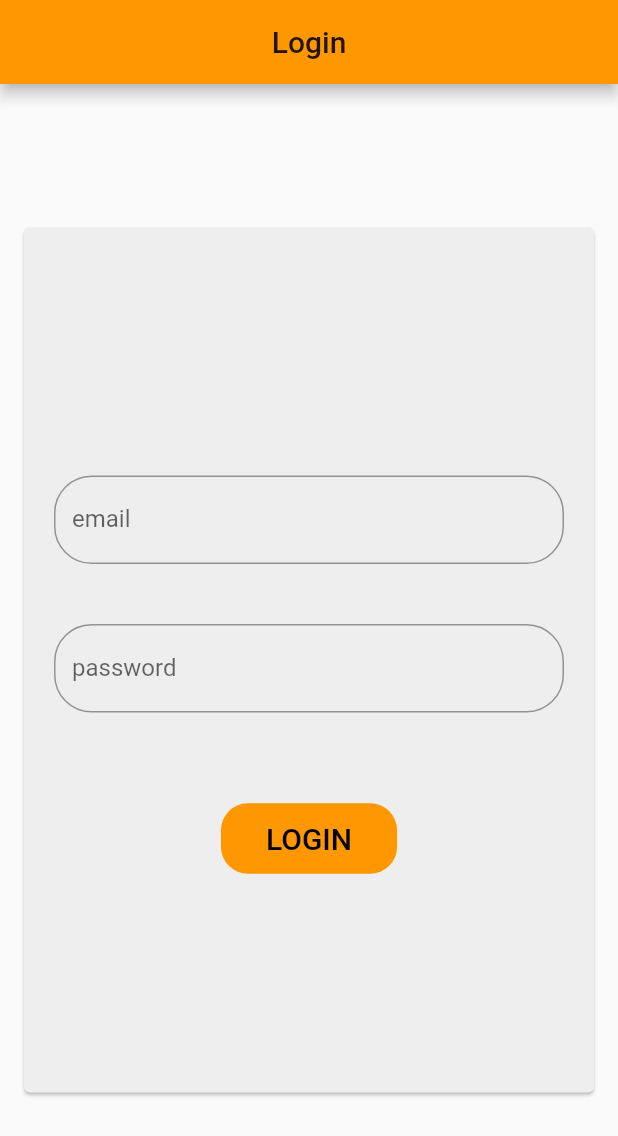
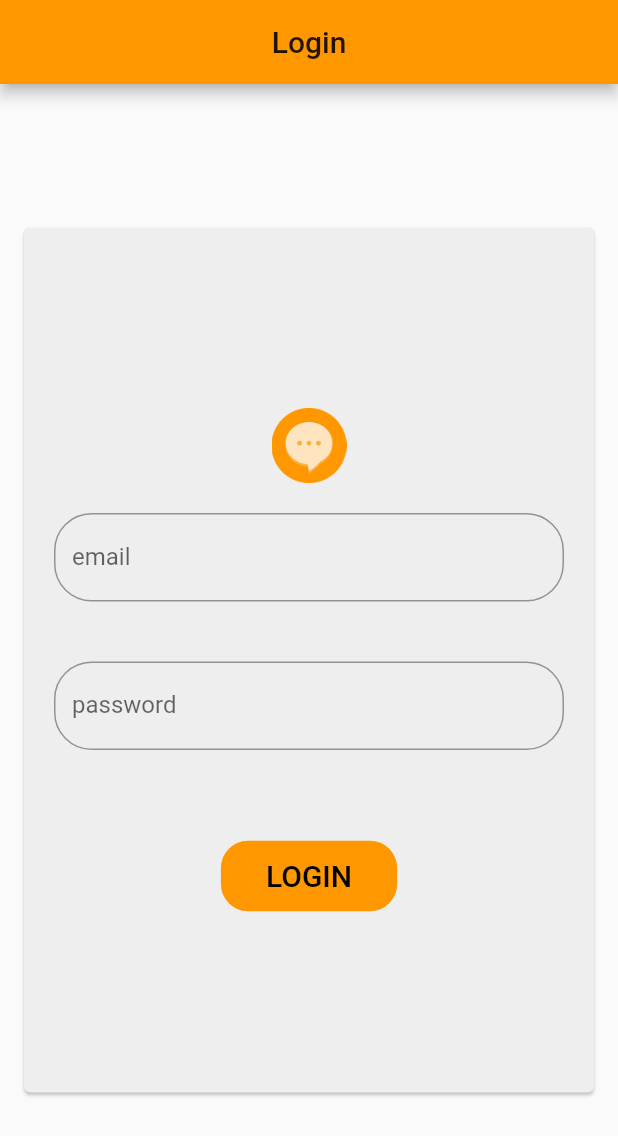
Before and after one commit to AliAsiri19/flutter_chat, a Flutter app: the screen it shows after launch, on a phone screen of 412 x 824 dp. Shown: the top 1136 px of the screen. Run offline on Flutter 3.47's test engine with Material 2 defaults, Android fonts, the phone set to English and light mode, and no system bars; Roboto replaces fonts that are missing (Poppins).

Commit message:
add logo to login page

```diff
--- a/lib/page/login_page.dart
+++ b/lib/page/login_page.dart
@@ -22,6 +22,9 @@ class LoginPage extends StatelessWidget {
                   mainAxisAlignment: MainAxisAlignment.center,
                   mainAxisSize: MainAxisSize.min,
                   children: <Widget>[
+                    Container(
+                      height: 50,
+                      child: Image.asset('assets/images/logo.png'),),
                     CustomTextField('email', TextInputType.emailAddress, false),
                     CustomTextField('password', TextInputType.text, true),
                     Container(
--- a/pubspec.yaml
+++ b/pubspec.yaml
@@ -42,8 +42,8 @@ flutter:
   uses-material-design: true
 
   # To add assets to your application, add an assets section, like this:
-  # assets:
-  #  - images/a_dot_burr.jpeg
+  assets:
+   - assets/images/logo.png
   #  - images/a_dot_ham.jpeg
 
   # An image asset can refer to one or more resolution-specific "variants", see
```
Also changed, not shown: assets/images/logo.png (added), pubspec.lock.
